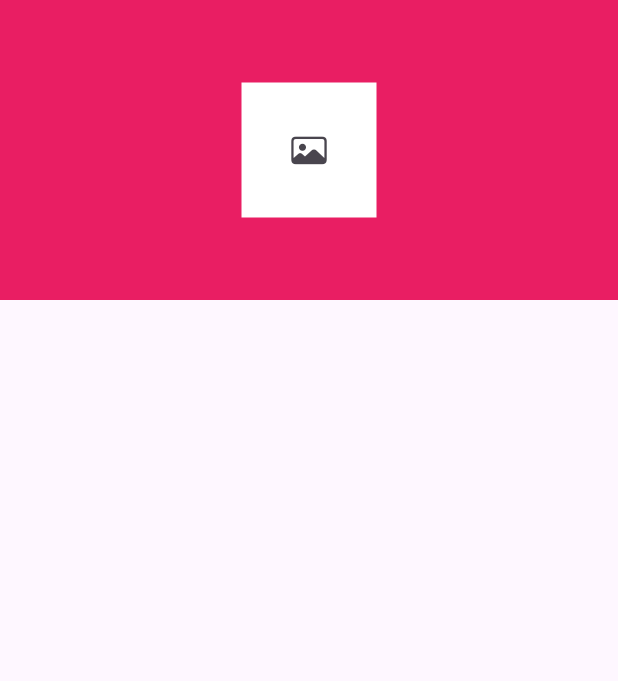
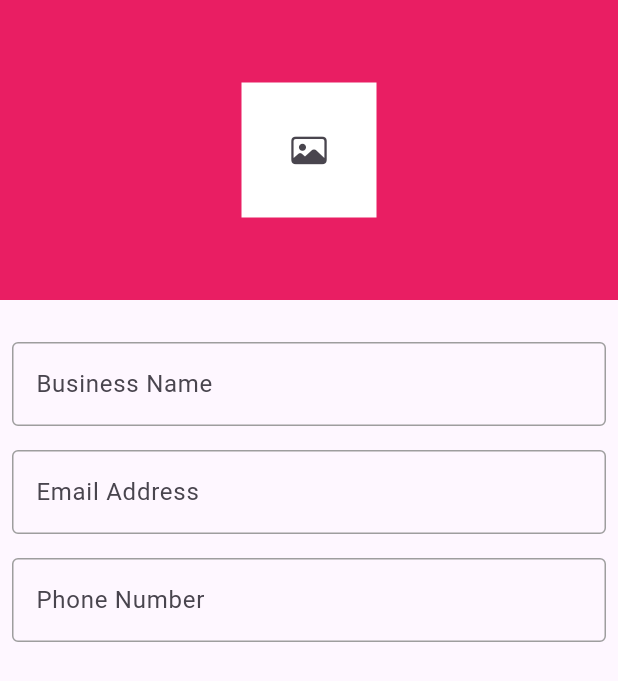
Before and after one commit to allenmasud12/vendor_app, a Flutter app: the screen it shows once a user with an empty profile is signed in, on a phone screen of 412 x 824 dp. Shown: the top 681 px of the screen. Run offline on Flutter 3.47's test engine with Material 3 defaults, Android fonts, the phone set to English and light mode, and no system bars; our stand-ins replace firebase_auth, firebase_core; missing offline and left inert: firebase_ui_auth; accounts and stored records are empty.

Commit message:
input text field

```diff
--- /dev/null
+++ b/lib/const.dart
@@ -0,0 +1,6 @@
+import 'package:flutter/material.dart';
+
+extension View on num{
+  Widget get height => SizedBox(height: toDouble(),);
+  Widget get width => SizedBox(width: toDouble(),);
+}
--- a/lib/vendor/views/auth/vendor_registration_screen.dart
+++ b/lib/vendor/views/auth/vendor_registration_screen.dart
@@ -1,5 +1,8 @@
 import 'package:flutter/cupertino.dart';
 import 'package:flutter/material.dart';
+import 'package:vendor_app/const.dart';
+
+import '../../../widget/input_text.dart';
 
 class VendorRegistrationScreen extends StatelessWidget {
   const VendorRegistrationScreen({super.key});
@@ -31,6 +34,26 @@ class VendorRegistrationScreen extends StatelessWidget {
                 )
               );
             }),
+          ),
+           SliverToBoxAdapter(
+            child: Column(
+              children: [
+                20.height,
+                const InputText(
+                  keyboardType: TextInputType.text,
+                  text: "Business Name",
+                ),
+                const InputText(
+                  keyboardType: TextInputType.text,
+                  text: "Email Address",
+                ),
+                const InputText(
+                  keyboardType: TextInputType.phone,
+                  text: "Phone Number",
+                ),
+
+              ],
+            ),
           )
         ],
       ),
--- /dev/null
+++ b/lib/widget/input_text.dart
@@ -0,0 +1,48 @@
+import 'package:flutter/material.dart';
+import 'package:vendor_app/const.dart';
+
+class InputText extends StatelessWidget {
+  final String text;
+  final TextInputType keyboardType;
+
+  const InputText({
+    super.key,
+    required this.text,
+    this.keyboardType = TextInputType.text,
+  });
+
+  @override
+  Widget build(BuildContext context) {
+    return Column(
+      children: [
+        Padding(
+          padding: const EdgeInsets.all(8.0),
+          child: TextFormField(
+            keyboardType: keyboardType,
+            decoration: InputDecoration(
+              labelText: text,
+              hintText: text,
+              hintStyle: const TextStyle(
+                color: Colors.grey,
+                fontWeight: FontWeight.bold,
+              ),
+              border: const OutlineInputBorder(),
+              enabledBorder: const OutlineInputBorder(
+                borderSide: BorderSide(
+                  color: Colors.grey,
+                  width: 1.0,
+                ),
+              ),
+              focusedBorder: const OutlineInputBorder(
+                borderSide: BorderSide(
+                  color: Colors.pink,
+                  width: 2.0,
+                ),
+              ),
+            ),
+          ),
+        ),
+      ],
+    );
+  }
+}
```
